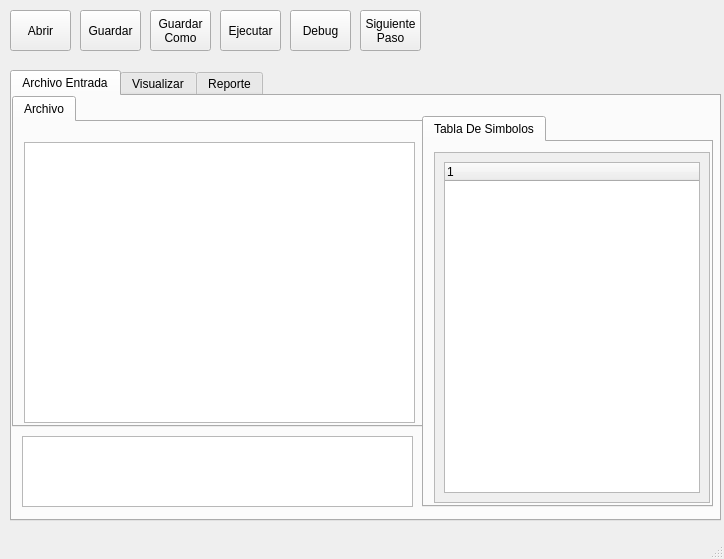
Before: the Qt Designer form Interfaz/gui.ui in esnorki2008/Interprete, drawn with Qt 5.
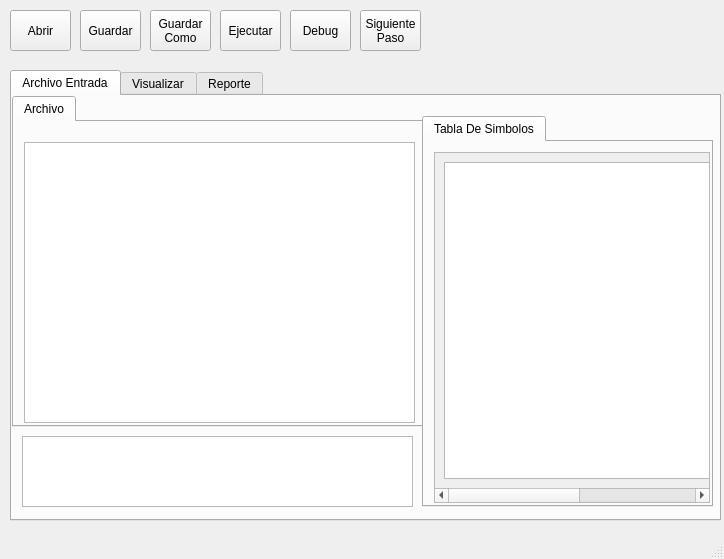
After: the same form once the commit is applied.

Diff of the .ui file:
```diff
--- a/Interfaz/gui.ui
+++ b/Interfaz/gui.ui
@@ -181,18 +181,31 @@
           <rect>
            <x>0</x>
            <y>0</y>
-           <width>274</width>
-           <height>349</height>
+           <width>518</width>
+           <height>332</height>
           </rect>
          </property>
-         <layout class="QVBoxLayout" name="verticalLayout_3">
+         <layout class="QHBoxLayout" name="horizontalLayout">
           <item>
-           <widget class="QTreeWidget" name="treeWidget">
-            <column>
-             <property name="text">
-              <string notr="true">1</string>
-             </property>
-            </column>
+           <widget class="QTreeView" name="treeView">
+            <property name="sizePolicy">
+             <sizepolicy hsizetype="Minimum" vsizetype="Minimum">
+              <horstretch>0</horstretch>
+              <verstretch>0</verstretch>
+             </sizepolicy>
+            </property>
+            <property name="minimumSize">
+             <size>
+              <width>500</width>
+              <height>0</height>
+             </size>
+            </property>
+            <property name="layoutDirection">
+             <enum>Qt::LeftToRight</enum>
+            </property>
+            <property name="animated">
+             <bool>true</bool>
+            </property>
            </widget>
           </item>
          </layout>
```
